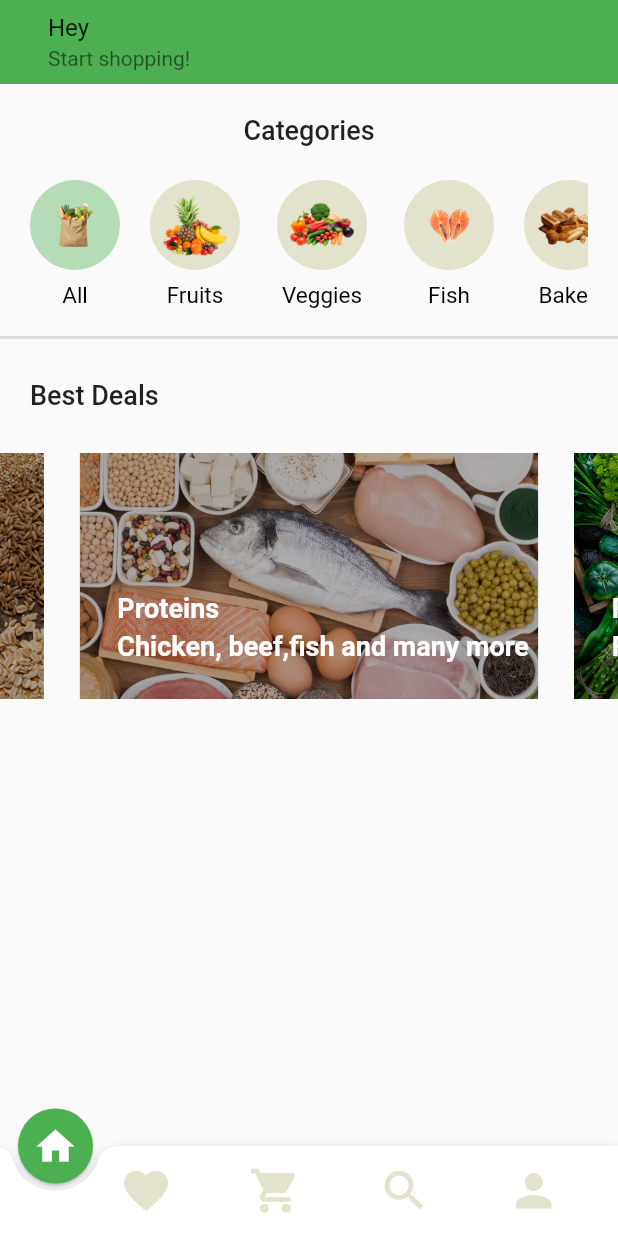
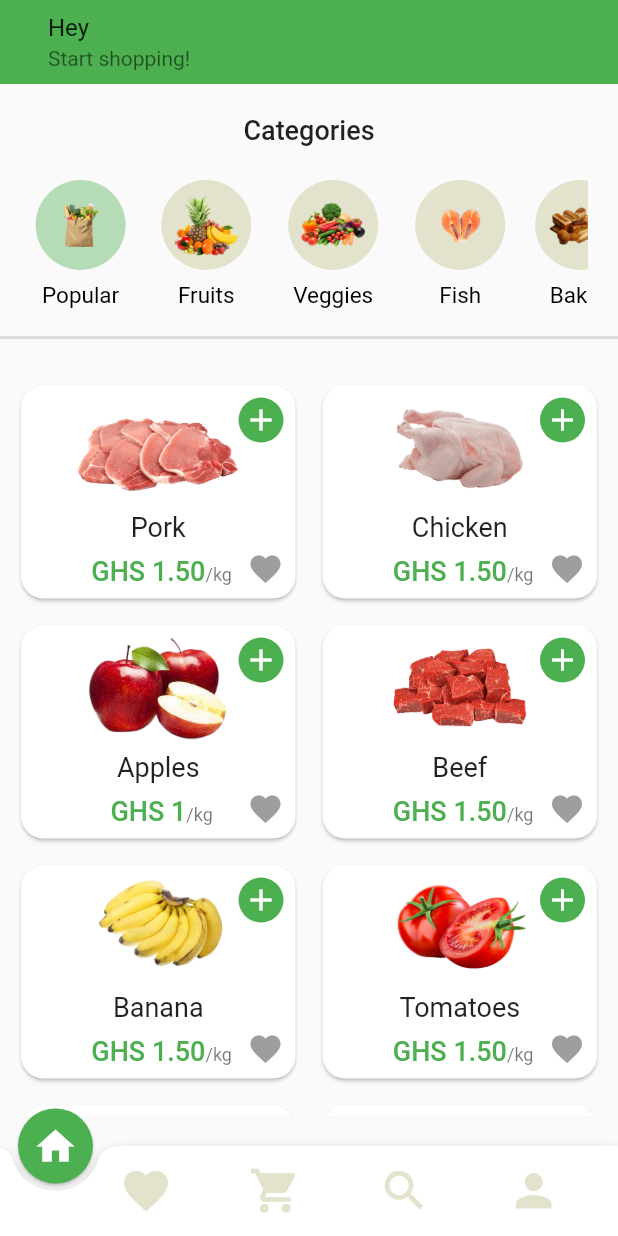
Before and after one commit to JojoDom/E-commerce-App, a Flutter app: the screen it shows after launch, on a phone screen of 412 x 824 dp. Run offline on Flutter 3.47's test engine with Material 2 defaults, Android fonts, the phone set to English and light mode, and no system bars; drawn by our look-alikes of carousel_slider; our stand-ins replace cached_network_image, firebase_core, firebase_messaging, flutter_local_notifications, get, get_storage and 1 more; accounts and stored records are empty.

Commit message:
added popular page

```diff
--- a/groceries/lib/controllers/category_controller.dart
+++ b/groceries/lib/controllers/category_controller.dart
@@ -1,7 +1,7 @@
 import 'package:get/get.dart';
 
 class CategoryController extends GetxController {
-  var category = 'All'.obs;
+  var category = 'Popular'.obs;
   var isFavorite = false.obs;
 
   switchCategories(String categoryKey) {
--- a/groceries/lib/models/categories_data.dart
+++ b/groceries/lib/models/categories_data.dart
@@ -8,7 +8,7 @@ class Categories {
 }
 
 List<Categories> categories = [
-  Categories(categoryName: 'All', image: 'assets/images/trans_groceries_bag.png', key: 'All'),
+  Categories(categoryName: 'Popular', image: 'assets/images/trans_groceries_bag.png', key: 'Popular'),
   Categories(categoryName: 'Fruits', image: 'assets/images/trans_fruits.png', key: 'FRUITS'),
   Categories(categoryName: 'Veggies', image: 'assets/images/trans_veggies.png', key: 'VEGGIES'),
   Categories(categoryName: 'Fish', image: 'assets/images/trans_fish.png', key: 'FISH'),
--- a/groceries/lib/models/food_model.dart
+++ b/groceries/lib/models/food_model.dart
@@ -1,4 +1,3 @@
-
 class FoodsData {
   final String title;
   final String image;
@@ -17,7 +16,6 @@ class FoodsData {
       required this.image,
       required this.categories});
 }
-
 
 List<FoodsData> fruits = [
   FoodsData(
@@ -321,3 +319,98 @@ List<FoodsData> meats = [
       quantity: 0,
       categories: 'Proteins'),
 ];
+
+List<FoodsData> all = [
+  FoodsData(
+      title: 'Pork',
+      image: 'assets/images/trans_pork.png',
+      price: ' GHS 1.50',
+      measuringUnit: 'kg',
+      favAndCart: [false, false],
+      quantity: 0,
+      categories: 'Proteins'),
+  FoodsData(
+      title: 'Chicken',
+      image: 'assets/images/trans_chicken.png',
+      price: ' GHS 1.50',
+      measuringUnit: 'kg',
+      favAndCart: [false, false],
+      quantity: 0,
+      categories: 'Proteins'),
+  FoodsData(
+      title: 'Apples',
+      image: 'assets/images/trans_apple.png',
+      categories: 'FRUITS',
+      price: ' GHS 1',
+      measuringUnit: 'kg',
+      favAndCart: [false, false],
+      quantity: 0),
+      FoodsData(
+      title: 'Beef',
+      image: 'assets/images/beef.png',
+      price: ' GHS 1.50',
+      measuringUnit: 'kg',
+      quantity: 0,
+      favAndCart: [false, false],
+      categories: 'Proteins'),
+      FoodsData(
+      title: 'Banana',
+      image: 'assets/images/trans_banana.png',
+      categories: 'FRUITS',
+      price: ' GHS 1.50',
+      measuringUnit: 'kg',
+      favAndCart: [false, false],
+      quantity: 0),
+
+      FoodsData(
+      title: 'Tomatoes',
+      image: 'assets/images/trans_tomatoe.png',
+      categories: 'VEGGIES',
+      price: ' GHS 1.50',
+      measuringUnit: 'kg',
+      favAndCart: [false, false],
+      quantity: 0),
+
+      FoodsData(
+      title: 'Pepper',
+      image: 'assets/images/trans_pepper.png',
+      categories: 'VEGGIES',
+      price: ' GHS 1.50',
+      measuringUnit: 'kg',
+      favAndCart: [false, false],
+      quantity: 0),
+
+      FoodsData(
+      title: 'Onion',
+      image: 'assets/images/trans_onion.png',
+      categories: 'VEGGIES',
+      price: ' GHS 1.50',
+      measuringUnit: 'kg',
+      favAndCart: [false, false],
+      quantity: 0),
+      FoodsData(
+      title: 'Okro',
+      image: 'assets/images/trans_okro.png',
+      categories: 'VEGGIES',
+      price: ' GHS 1.50',
+      measuringUnit: 'kg',
+      favAndCart: [false, false],
+      quantity: 0),
+      FoodsData(
+      title: 'Tilapia',
+      image: 'assets/images/trans_tilapia.png',
+      price: ' GHS 1.50',
+      measuringUnit: 'kg',
+      favAndCart: [false, false],
+      quantity: 0,
+      categories: 'Proteins'),
+      FoodsData(
+      title: 'Salmon',
+      image: 'assets/images/trans_salmon.png',
+      price: ' GHS 1.50',
+      measuringUnit: 'kg',
+      favAndCart: [false, false],
+      quantity: 0,
+      categories: 'FISH'),
+
+];
--- a/groceries/lib/screens/home/home.dart
+++ b/groceries/lib/screens/home/home.dart
@@ -78,7 +78,7 @@ class _HomeState extends State<Home> {
              const Divider(thickness: 2,),
 
               Obx(() =>  Expanded(
-              child: categoryController.category.value == 'All'?
+              child: categoryController.category.value == 'Popular'?
               const AllCategories():
               categoryController.category.value == 'FRUITS'?
               const Fruits():
--- a/groceries/lib/screens/home/local_widgets/all_categories_widget.dart
+++ b/groceries/lib/screens/home/local_widgets/all_categories_widget.dart
@@ -3,6 +3,8 @@ import 'package:flutter/material.dart';
 import 'package:get/get.dart';
 
 import '../../../models/carousel_builder_modal.dart';
+import '../../../models/food_model.dart';
+import '../../../widgets/food_item_widget.dart';
 import '../../categories/meats.dart';
 
 class AllCategories extends StatefulWidget {
@@ -15,80 +17,23 @@ class AllCategories extends StatefulWidget {
 class _AllCategoriesState extends State<AllCategories> {
   @override
   Widget build(BuildContext context) {
-    return ListView(
-      children: [
-        const Padding(
-                padding: EdgeInsets.symmetric(horizontal: 20, vertical: 20),
-                child: Text(
-                  'Best Deals',
-                  style: TextStyle(fontSize: 18, fontWeight: FontWeight.w500),
-                ),
-              ),
-              CarouselSlider.builder(
-                itemBuilder:
-                    (BuildContext context, int index, int pageViewIndex) {
-                  return Padding(
-                    padding: const EdgeInsets.all(8.0),
-                    child: Container(
-                      margin: const EdgeInsets.only(left: 4, right: 4),
-                      child: Stack(children: [
-                        Container(
-                            decoration: BoxDecoration(
-                                image: DecorationImage(
-                                    image:
-                                        AssetImage(carouselData[index].image),
-                                    fit: BoxFit.cover))),
-                        Positioned.fill(
-                          child: Container(
-                            height: MediaQuery.of(context).size.height * .25,
-                            width: MediaQuery.of(context).size.width,
-                            decoration: BoxDecoration(
-                                color: Colors.black.withAlpha(80)),
-                          ),
-                        ),
-                        Positioned(
-                            bottom: 50,
-                            left: 25,
-                            child: Center(
-                              child: Text(
-                                carouselData[index].title,
-                                style: const TextStyle(
-                                    color: Colors.white,
-                                    fontSize: 18,
-                                    fontWeight: FontWeight.w600),
-                              ),
-                            )),
-                        Positioned(
-                            bottom: 25,
-                            left: 25,
-                            child: Center(
-                                child: Text(
-                              carouselData[index].subTitle,
-                              style: const TextStyle(
-                                  color: Colors.white,
-                                  fontSize: 18,
-                                  fontWeight: FontWeight.w600),
-                            )))
-                      ]),
-                    ),
-                  );
-                },
-                itemCount: carouselData.length,
-                options: CarouselOptions(
-                  height: 180.0,
-                  enlargeCenterPage: false,
-                  autoPlay: false,
-                  aspectRatio: 16 / 9,
-                  autoPlayCurve: Curves.fastOutSlowIn,
-                  enableInfiniteScroll: true,
-                  autoPlayAnimationDuration: const Duration(milliseconds: 1000),
-                  viewportFraction: .80,
-                  pauseAutoPlayOnTouch: false,
-                ),
-              ),
-
-
-      ],
+    return Container(
+      margin: const EdgeInsets.symmetric(horizontal: 10, vertical: 20),
+      child: GridView.builder(
+          shrinkWrap: true,
+          scrollDirection: Axis.vertical,
+          itemCount: all.length,
+          gridDelegate: const SliverGridDelegateWithFixedCrossAxisCount(
+            crossAxisCount: 2,
+            mainAxisExtent: 150,
+            mainAxisSpacing: 10,
+            crossAxisSpacing: 10,
+          ),
+          itemBuilder: ((context, index) {
+            return FoodItemWidget(
+              foodData: all[index],
+            );
+          })),
     );
   }
 }
```
